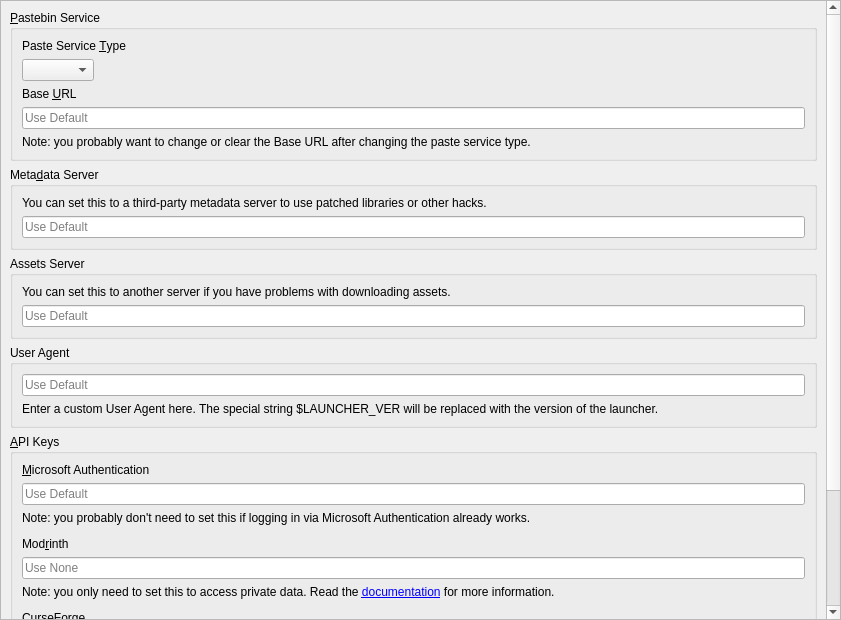
First picture: the form in launcher/ui/pages/global/APIPage.ui, repository CleanLauncher/Launcher, before the edit.
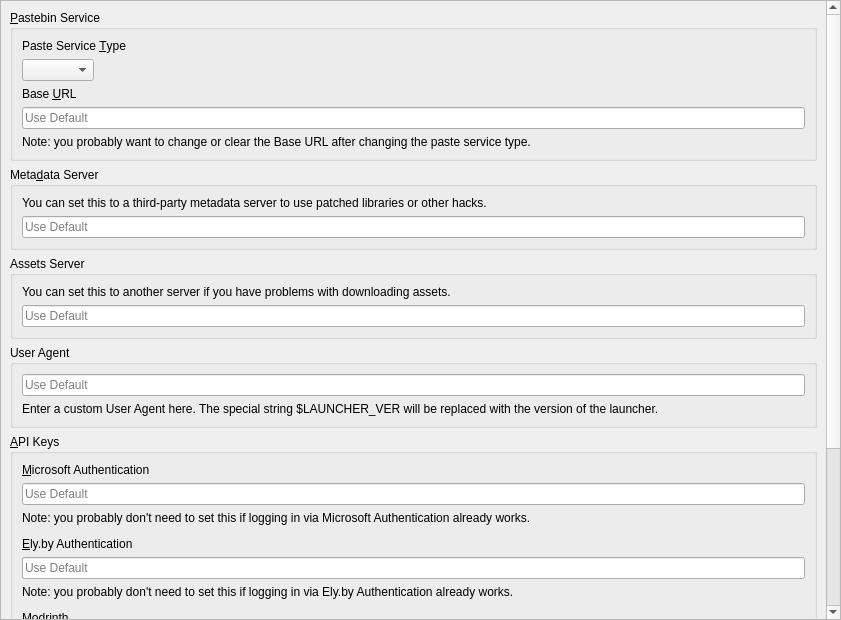
Second picture: the form after the edit.

What changed in the file:
```diff
--- a/launcher/ui/pages/global/APIPage.ui
+++ b/launcher/ui/pages/global/APIPage.ui
@@ -254,6 +254,61 @@
             </property>
            </spacer>
           </item>
+          <item>
+           <widget class="QLabel" name="elyClientIDLabel">
+            <property name="text">
+             <string>&amp;Ely.by Authentication</string>
+            </property>
+            <property name="textFormat">
+             <enum>Qt::RichText</enum>
+            </property>
+            <property name="wordWrap">
+             <bool>true</bool>
+            </property>
+            <property name="openExternalLinks">
+             <bool>true</bool>
+            </property>
+            <property name="buddy">
+             <cstring>elyClientID</cstring>
+            </property>
+           </widget>
+          </item>
+          <item>
+           <widget class="QLineEdit" name="elyClientID">
+            <property name="placeholderText">
+             <string>Use Default</string>
+            </property>
+           </widget>
+          </item>
+          <item>
+           <widget class="QLabel" name="label_31">
+            <property name="text">
+             <string>Note: you probably don't need to set this if logging in via Ely.by Authentication already works.</string>
+            </property>
+            <property name="textFormat">
+             <enum>Qt::RichText</enum>
+            </property>
+            <property name="wordWrap">
+             <bool>true</bool>
+            </property>
+           </widget>
+          </item>
+          <item>
+           <spacer name="verticalSpacer_1">
+            <property name="orientation">
+             <enum>Qt::Vertical</enum>
+            </property>
+            <property name="sizeType">
+             <enum>QSizePolicy::Fixed</enum>
+            </property>
+            <property name="sizeHint" stdset="0">
+             <size>
+              <width>0</width>
+              <height>6</height>
+             </size>
+            </property>
+           </spacer>
+          </item>
           <item>
            <widget class="QLabel" name="modrinthTokenLabel">
             <property name="text">
```
